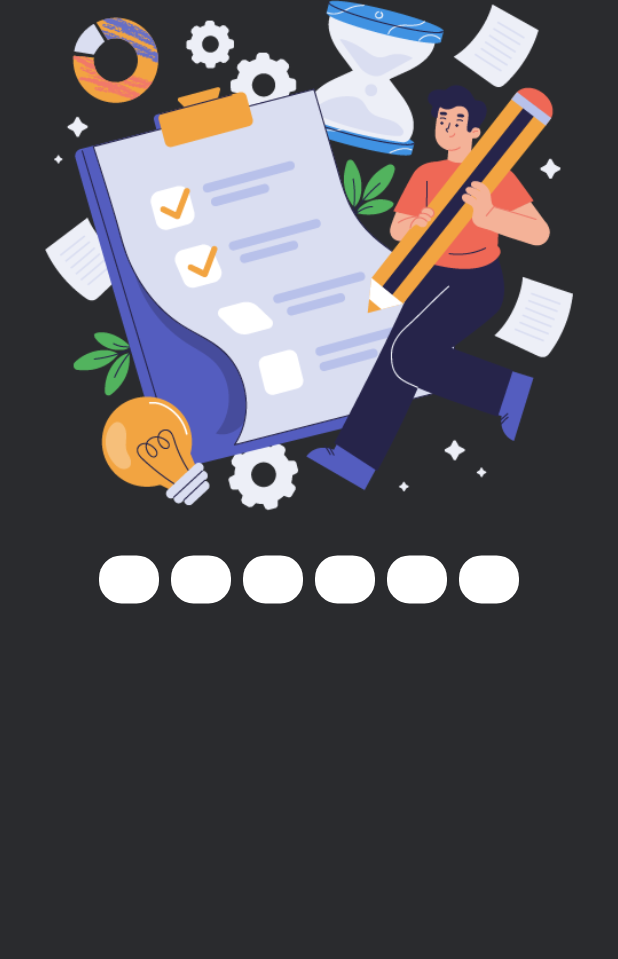
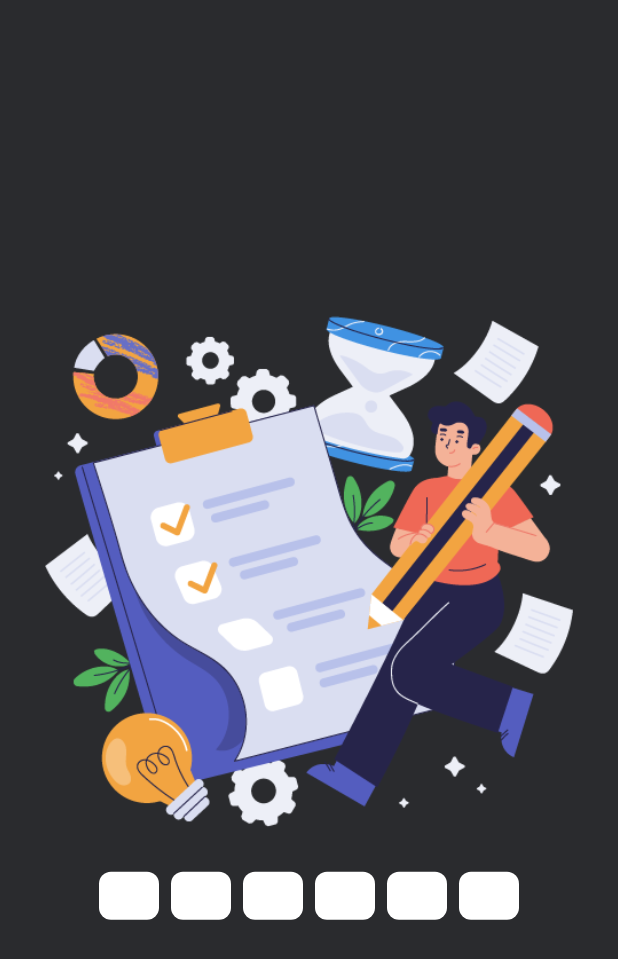
Before and after one commit to fidelisnwabisi/todo_app, a Flutter app: the screen it shows after launch, after a tap on "Skip", after a tap on "Login with Phone", after a tap on "Send Code", on a phone screen of 412 x 824 dp. Shown: the top 959 px of the screen. Run offline on Flutter 3.47's test engine with Material 2 defaults, Android fonts, the phone set to English and light mode, and no system bars; drawn by our look-alikes of pinput; our stand-ins replace firebase_core, flutter_screenutil, flutter_vector_icons, google_fonts, smooth_page_indicator; accounts and stored records are empty.

```diff
--- a/lib/features/authentication/views/otp_verification_screen.dart
+++ b/lib/features/authentication/views/otp_verification_screen.dart
@@ -14,6 +14,7 @@ class OTPVerificationScreen extends StatelessWidget {
         child: Padding(
           padding: const EdgeInsets.symmetric(horizontal: 30),
           child: Column(
+            mainAxisAlignment: MainAxisAlignment.center,
             children: [
               Image.asset(ImageRes.todo),
               const WhiteSpace(height: 26),
@@ -30,7 +31,7 @@ class OTPVerificationScreen extends StatelessWidget {
                   ),
                   decoration: BoxDecoration(
                     color: Colours.light,
-                    borderRadius: BorderRadius.circular(15),
+                    borderRadius: BorderRadius.circular(8),
                   ),
                 ),
               )
--- a/lib/main.dart
+++ b/lib/main.dart
@@ -1,9 +1,14 @@
+import 'package:firebase_core/firebase_core.dart';
 import 'package:flutter/material.dart';
 import 'package:flutter_screenutil/flutter_screenutil.dart';
 import 'package:todo_app/core/res/colours.dart';
 import 'package:todo_app/features/on_boarding/views/on_boarding_screen.dart';
+import 'package:todo_app/firebase_options.dart';
 
-void main() {
+Future<void> main() async {
+  await Firebase.initializeApp(
+    options: DefaultFirebaseOptions.currentPlatform,
+  );
   runApp(const MyApp());
 }
 
--- a/pubspec.yaml
+++ b/pubspec.yaml
@@ -40,6 +40,8 @@ dependencies:
   flutter_vector_icons: ^2.0.0
   smooth_page_indicator: ^1.1.0
   pinput: ^3.0.0
+  firebase_core: ^2.15.1
+  firebase_auth: ^4.7.3
 
 dev_dependencies:
   flutter_test:
```
Also changed, not shown: lib/firebase_options.dart (added), pubspec.lock, 5 other files.
